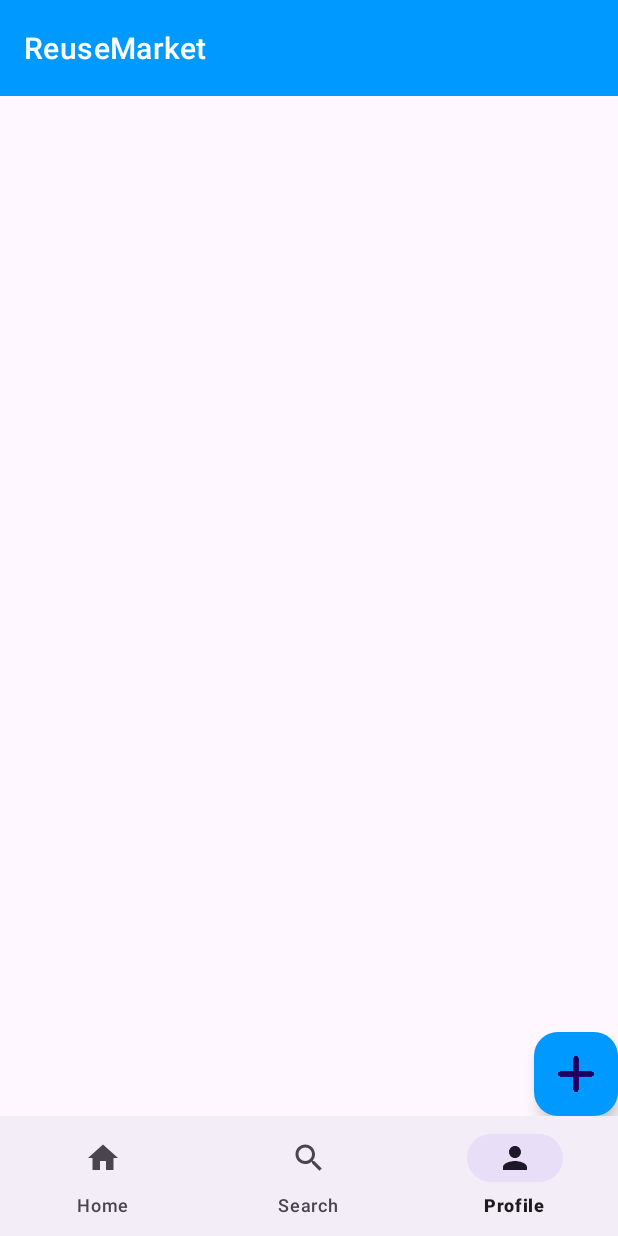
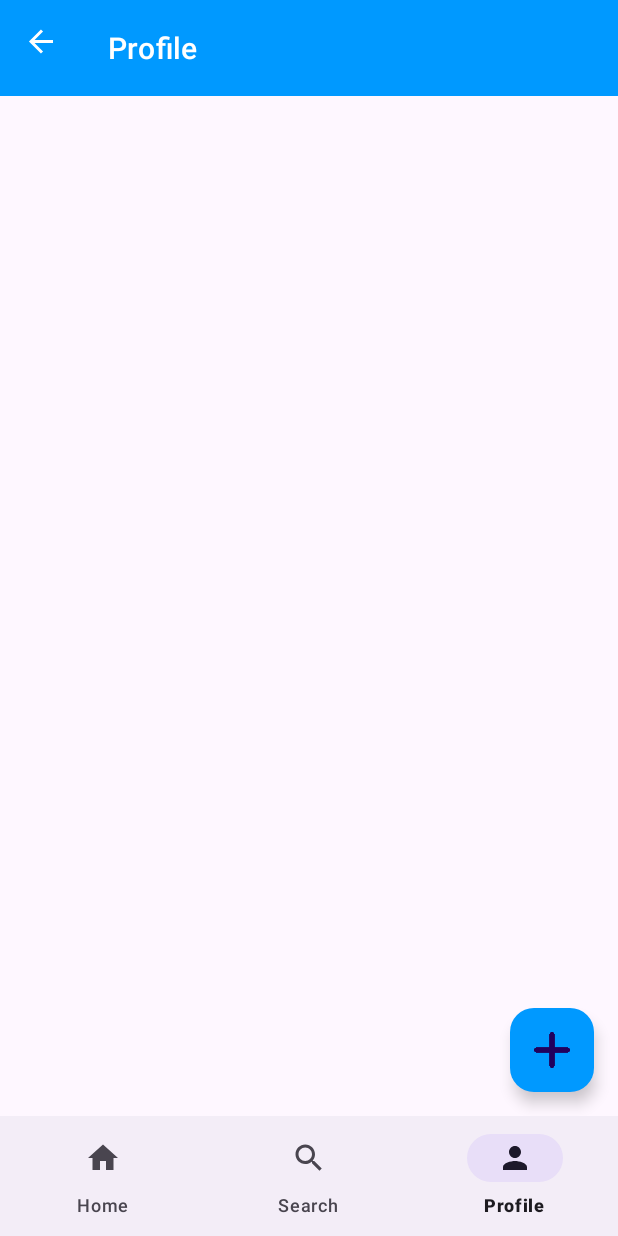
Before and after one commit to Theekshana/ReuseMarket, an Android app: the screen it shows after launch once a user with an empty profile is signed in (HomeActivity), item 3 of the bottom bar chosen, on a phone screen of 412 x 824 dp. Run offline under Robolectric (Android 15) with nearby library versions, the phone set to English and light mode, and no system bars; our stand-ins replace Dagger/Hilt's generated code, Firebase (no records; nobody signed in at launch, a user with empty details on screens opened directly), data binding, navigation-ui.

Commit message:
edit user item

```diff
--- a/app/build.gradle
+++ b/app/build.gradle
@@ -67,6 +67,8 @@ dependencies {
     implementation 'androidx.navigation:navigation-fragment-ktx:2.5.3'
     implementation 'androidx.navigation:navigation-ui-ktx:2.5.3'
 
+
+
     // lifecycle & ViewModel
     implementation 'androidx.lifecycle:lifecycle-viewmodel-ktx:2.5.1'
 
--- a/app/src/main/java/com/example/reusemarket/HomeActivity.kt
+++ b/app/src/main/java/com/example/reusemarket/HomeActivity.kt
@@ -1,20 +1,16 @@
 package com.example.reusemarket
 
-import android.content.Context
-import android.content.Intent
 import android.os.Bundle
 import androidx.appcompat.app.AppCompatActivity
 import androidx.databinding.DataBindingUtil
 import androidx.fragment.app.Fragment
-import androidx.lifecycle.ViewModelProvider
-import androidx.navigation.Navigation.findNavController
+import androidx.navigation.NavController
 import androidx.navigation.fragment.NavHostFragment
-import androidx.navigation.fragment.findNavController
-import androidx.navigation.ui.NavigationUI
+import androidx.navigation.ui.AppBarConfiguration
+import androidx.navigation.ui.navigateUp
+import androidx.navigation.ui.setupActionBarWithNavController
 import com.example.reusemarket.databinding.ActivityHomeBinding
-import com.example.reusemarket.databinding.FragmentListBinding
 import com.example.reusemarket.views.home.ListFragment
-import com.example.reusemarket.views.home.ListViewModel
 import com.example.reusemarket.views.search.SearchFragment
 import com.example.reusemarket.views.user.UserFragment
 import dagger.hilt.android.AndroidEntryPoint
@@ -22,45 +18,48 @@ import dagger.hilt.android.AndroidEntryPoint
 @AndroidEntryPoint
 class HomeActivity : AppCompatActivity() {
 
+    private lateinit var appBarConfiguration: AppBarConfiguration
+    private lateinit var navController: NavController
+    lateinit var binding: ActivityHomeBinding
 
-    lateinit var binding: ActivityHomeBinding
-//    private lateinit var viewModel: Home
 
     override fun onCreate(savedInstanceState: Bundle?) {
         super.onCreate(savedInstanceState)
-        setContentView(R.layout.activity_home)
-
-
-
+        //setContentView(R.layout.activity_home)
         // Inflate the layout for this fragment
         binding = DataBindingUtil.setContentView(this,R.layout.activity_home)
-//        viewModel = ViewModelProvider(requireActivity())[ListViewModel::class.java]
-        loadFragment(ListFragment())
+        setContentView(binding.root)
+
+        val navHostFragment =
+            supportFragmentManager.findFragmentById(R.id.nav_host_fragment) as NavHostFragment
+        navController = navHostFragment.navController
+        appBarConfiguration = AppBarConfiguration(navController.graph)
+        setSupportActionBar(binding.topAppBar)
+        setupActionBarWithNavController(navController, appBarConfiguration)
+
         binding.bottomNavigationView.setOnItemSelectedListener {
             when (it.itemId) {
                 R.id.miHome -> {
-                    loadFragment(ListFragment())
+                    navController.navigate(R.id.listFragment)
                     true
                 }
                 R.id.miSearch -> {
-                    loadFragment(SearchFragment())
+                    navController.navigate(R.id.searchFragment)
                     true
                 }
                 R.id.miUser -> {
-                    loadFragment(UserFragment())
+                    navController.navigate(R.id.userFragment)
                     true
                 }
 
                 else -> {true}
             }
         }
-
     }
 
-    private  fun loadFragment(fragment: Fragment){
-        val transaction = supportFragmentManager.beginTransaction()
-        transaction.replace(R.id.container,fragment)
-        transaction.commit()
+    override fun onSupportNavigateUp(): Boolean {
+        return navController.navigateUp(appBarConfiguration)
+                || super.onSupportNavigateUp()
     }
 
 }
--- a/app/src/main/java/com/example/reusemarket/adapters/UserItemAdapter.kt
+++ b/app/src/main/java/com/example/reusemarket/adapters/UserItemAdapter.kt
@@ -12,6 +12,12 @@ class UserItemAdapter(
 ) : RecyclerView.Adapter<UserItemAdapter.UserItemViewHolder>() {
 
     var onDeleteClicked: OnDeleteClicked? = null
+    var onEditClicked: OnEditClicked? = null
+
+    interface OnEditClicked {
+        fun onEditItemClicked(allItem: AllItem)
+    }
+
 
     interface OnDeleteClicked {
         fun onDeleteItemClicked(allItem: AllItem)
@@ -48,6 +54,11 @@ class UserItemAdapter(
             onDeleteClicked?.onDeleteItemClicked(currentItem)
         }
 
+        holder.binding.update.setOnClickListener {
+            onEditClicked?.onEditItemClicked(currentItem)
+
+        }
+
 
     }
 }
--- a/app/src/main/java/com/example/reusemarket/constants/Extentions.kt
+++ b/app/src/main/java/com/example/reusemarket/constants/Extentions.kt
@@ -4,8 +4,6 @@ import android.content.Context
 import android.content.DialogInterface
 import android.view.View
 import androidx.appcompat.app.AlertDialog
-import com.example.reusemarket.R
-import com.example.reusemarket.model.Data
 
 
 object FirestoreTables{
--- a/app/src/main/java/com/example/reusemarket/model/AllItem.kt
+++ b/app/src/main/java/com/example/reusemarket/model/AllItem.kt
@@ -1,8 +1,10 @@
 package com.example.reusemarket.model
 
 import android.net.Uri
+import android.os.Parcelable
+import kotlinx.parcelize.Parcelize
 
-
+@Parcelize
 data class AllItem(
     var itemId: String? = null,
     val image_url: String? = null,
@@ -11,4 +13,4 @@ data class AllItem(
     val category: String? = null,
     var email: String? = null
 
-)
+): Parcelable
--- a/app/src/main/java/com/example/reusemarket/repository/DataRepository.kt
+++ b/app/src/main/java/com/example/reusemarket/repository/DataRepository.kt
@@ -19,4 +19,6 @@ interface DataRepository {
 
 
 
+
+
 }
--- a/app/src/main/res/layout/activity_home.xml
+++ b/app/src/main/res/layout/activity_home.xml
@@ -2,33 +2,41 @@
 <layout xmlns:android="http://schemas.android.com/apk/res/android"
     xmlns:app="http://schemas.android.com/apk/res-auto"
     xmlns:tools="http://schemas.android.com/tools">
+
 
     <androidx.constraintlayout.widget.ConstraintLayout
         android:layout_width="match_parent"
         android:layout_height="match_parent"
         tools:context=".HomeActivity">
 
-       <!-- <androidx.fragment.app.FragmentContainerView
+        <com.google.android.material.appbar.AppBarLayout
+            android:id="@+id/appBarLayout2"
+            android:layout_width="match_parent"
+            android:layout_height="wrap_content"
+            app:layout_constraintTop_toTopOf="parent">
+
+            <com.google.android.material.appbar.MaterialToolbar
+                android:id="@+id/topAppBar"
+                style="@style/Widget.MaterialComponents.Toolbar.Primary"
+                android:layout_width="match_parent"
+                android:layout_height="?attr/actionBarSize"
+                app:title="@string/app_name" />
+
+        </com.google.android.material.appbar.AppBarLayout>
+
+
+        <androidx.fragment.app.FragmentContainerView
             android:id="@+id/nav_host_fragment"
             android:name="androidx.navigation.fragment.NavHostFragment"
             android:layout_width="0dp"
             android:layout_height="0dp"
             app:defaultNavHost="true"
-            app:layout_constraintBottom_toBottomOf="parent"
-            app:layout_constraintLeft_toLeftOf="parent"
-            app:layout_constraintRight_toRightOf="parent"
-            app:layout_constraintTop_toTopOf="parent"
-            app:navGraph="@navigation/nav_graph"
-            tools:layout="@layout/activity_home" />-->
-
-        <FrameLayout
-            android:id="@+id/container"
-            android:layout_width="match_parent"
-            android:layout_height="0dp"
             app:layout_constraintBottom_toTopOf="@+id/bottomNavigationView"
             app:layout_constraintEnd_toEndOf="parent"
             app:layout_constraintStart_toStartOf="parent"
-            app:layout_constraintTop_toTopOf="parent" />
+            app:layout_constraintTop_toBottomOf="@+id/appBarLayout2"
+            app:navGraph="@navigation/nav_graph" />
+
 
         <com.google.android.material.bottomnavigation.BottomNavigationView
             android:id="@+id/bottomNavigationView"
@@ -42,6 +50,5 @@
             app:menu="@menu/bottom_nav_menu"
             tools:ignore="VisualLintBottomNav" />
 
-
     </androidx.constraintlayout.widget.ConstraintLayout>
 </layout>
--- a/app/src/main/res/layout/fragment_search.xml
+++ b/app/src/main/res/layout/fragment_search.xml
@@ -14,7 +14,7 @@
         android:layout_margin="@dimen/search_view_margin"
         app:cardCornerRadius="@dimen/search_view_corner_radius"
         app:cardElevation="@dimen/search_view_card_elevation"
-        app:layout_constraintBottom_toTopOf="@id/recyclerView"
+        app:layout_constraintBottom_toTopOf="@id/searchList"
         app:layout_constraintEnd_toEndOf="parent"
         app:layout_constraintStart_toStartOf="parent"
         app:layout_constraintTop_toTopOf="parent">
@@ -40,7 +40,7 @@
                 android:layout_width="match_parent"
                 android:layout_height="match_parent"
                 android:background="@android:color/transparent"
-                android:hint="searchInputText"
+                android:hint="@string/search"
                 android:imeOptions="actionSearch"
                 android:inputType="text"
                 android:textSize="@dimen/search_view_text_size" />
@@ -50,7 +50,7 @@
     </com.google.android.material.card.MaterialCardView>
 
     <androidx.recyclerview.widget.RecyclerView
-        android:id="@+id/recyclerView"
+        android:id="@+id/searchList"
         android:layout_width="0dp"
         android:layout_height="0dp"
         app:layoutManager="androidx.recyclerview.widget.LinearLayoutManager"
--- a/app/src/main/res/layout/fragment_user.xml
+++ b/app/src/main/res/layout/fragment_user.xml
@@ -6,38 +6,25 @@
     android:layout_height="match_parent"
     tools:context=".views.user.UserFragment">
 
-    <com.google.android.material.appbar.AppBarLayout
-        android:id="@+id/appBarLayout2"
-        android:layout_width="match_parent"
-        android:layout_height="wrap_content"
-        app:layout_constraintTop_toTopOf="parent">
-
-        <com.google.android.material.appbar.MaterialToolbar
-            android:id="@+id/topAppBar"
-            style="@style/Widget.MaterialComponents.Toolbar.Primary"
-            android:layout_width="match_parent"
-            android:layout_height="?attr/actionBarSize"
-            app:title="@string/app_name" />
-
-    </com.google.android.material.appbar.AppBarLayout>
-
-
     <androidx.recyclerview.widget.RecyclerView
         android:id="@+id/rvUserItem"
         android:layout_width="match_parent"
         android:layout_height="0dp"
+        app:layout_constraintBottom_toBottomOf="parent"
         app:layout_constraintEnd_toEndOf="parent"
         app:layout_constraintHorizontal_bias="0.0"
         app:layout_constraintStart_toStartOf="parent"
-        app:layout_constraintTop_toBottomOf="@+id/appBarLayout2" />
+        app:layout_constraintTop_toTopOf="parent" />
 
     <com.google.android.material.floatingactionbutton.FloatingActionButton
         android:id="@+id/btnAdd"
         android:layout_width="wrap_content"
         android:layout_height="wrap_content"
-        android:contentDescription="Add Item Button"
+        android:layout_marginEnd="16dp"
+        android:layout_marginBottom="16dp"
+        android:backgroundTint="@color/colorPrimary"
+        android:contentDescription="@string/add_item_button"
         android:src="@drawable/ic_add"
-        android:backgroundTint="@color/colorPrimary"
         app:layout_constraintBottom_toBottomOf="parent"
         app:layout_constraintEnd_toEndOf="parent" />
 
--- a/app/src/main/res/navigation/nav_graph.xml
+++ b/app/src/main/res/navigation/nav_graph.xml
@@ -7,7 +7,7 @@
     <fragment
         android:id="@+id/listFragment"
         android:name="com.example.reusemarket.views.home.ListFragment"
-        android:label="ListFragment" >
+        android:label="Home" >
         <action
             android:id="@+id/action_listFragment_to_userFragment"
             app:destination="@id/userFragment" />
@@ -18,7 +18,7 @@
     <fragment
         android:id="@+id/userFragment"
         android:name="com.example.reusemarket.views.user.UserFragment"
-        android:label="fragment_user"
+        android:label="Profile"
         tools:layout="@layout/fragment_user" >
         <action
             android:id="@+id/action_userFragment_to_addItemFragment"
@@ -27,10 +27,10 @@
     <fragment
         android:id="@+id/searchFragment"
         android:name="com.example.reusemarket.views.search.SearchFragment"
-        android:label="fragment_search"
+        android:label="Search"
         tools:layout="@layout/fragment_search" />
     <fragment
         android:id="@+id/addItemFragment"
         android:name="com.example.reusemarket.views.data.AddItemFragment"
-        android:label="AddItemFragment" />
+        android:label="Add Product" />
 </navigation>
--- a/app/src/main/res/values/strings.xml
+++ b/app/src/main/res/values/strings.xml
@@ -22,12 +22,14 @@
     <string name="Location">Location</string>
     <string name="hint">hint</string>
     <string name="update">UPDATE</string>
-    <string name="take_photo">take_photo</string>
     <string name="camera">camera</string>
     <string name="gallery">gallery</string>
     <string name="dismiss">dismiss</string>
     <string name="yes">Yes</string>
     <string name="no">No</string>
+    <string name="search">search</string>
+    <string name="add_item_button">add_item_button</string>
+    <string name="take_photo">Take Photo</string>
 
     <string-array name="categories">
         <item>Furniture</item>
```
Also changed, not shown: app/src/main/java/com/example/reusemarket/model/Data.kt (deleted, +0 -13 lines), app/src/main/java/com/example/reusemarket/views/data/AddItemFragment.kt (+18 -0 lines), app/src/main/java/com/example/reusemarket/views/user/UserFragment.kt (+14 -14 lines), app/src/main/res/layout/fragment_add_item.xml (+16 -18 lines), app/src/main/res/layout/fragment_list.xml (+5 -24 lines).
